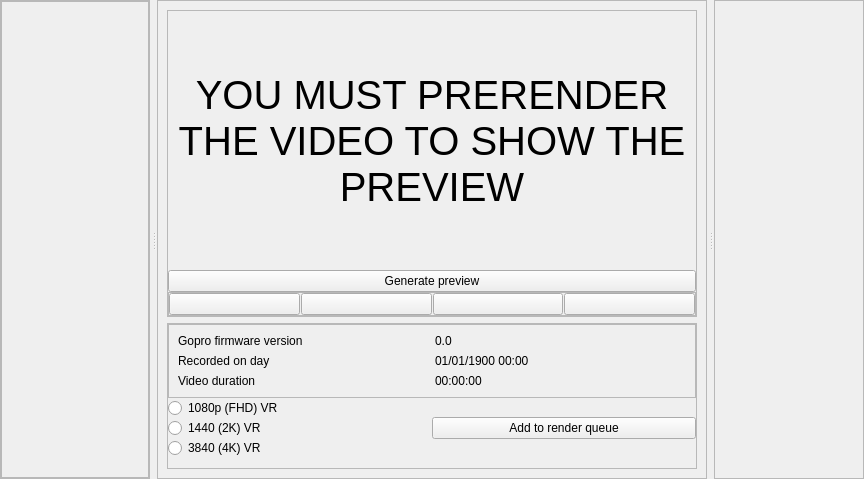
Qt form panes/editorpane.ui (victormac3000/Fusion_ffmpeg_studio) before a commit.
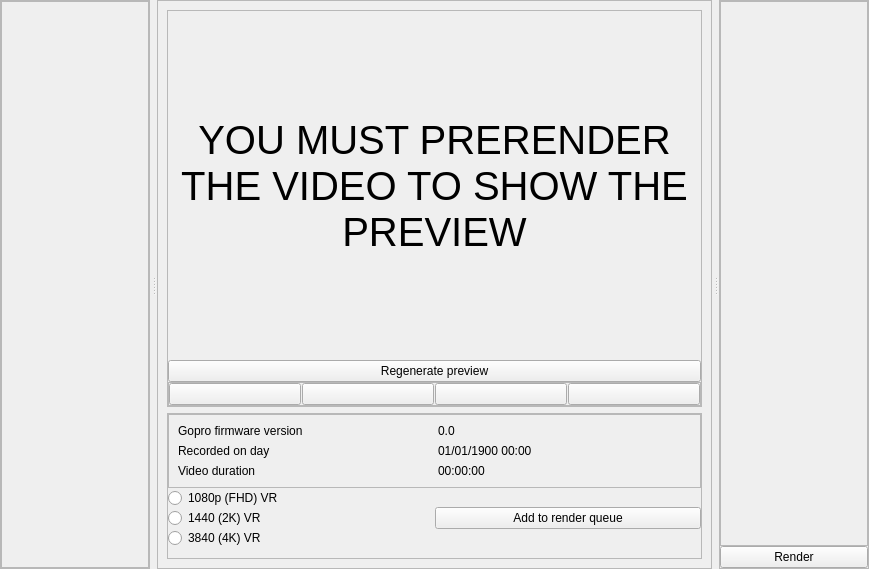
The same form after that commit. Icons and pictures are not drawn.

Commit message: Working basic queue system

```diff
--- a/panes/editorpane.ui
+++ b/panes/editorpane.ui
@@ -6,8 +6,8 @@
    <rect>
     <x>0</x>
     <y>0</y>
-    <width>864</width>
-    <height>479</height>
+    <width>869</width>
+    <height>569</height>
    </rect>
   </property>
   <property name="windowTitle">
@@ -83,7 +83,7 @@
             <x>0</x>
             <y>0</y>
             <width>146</width>
-            <height>475</height>
+            <height>565</height>
            </rect>
           </property>
           <layout class="QVBoxLayout" name="verticalLayout_6">
@@ -219,7 +219,7 @@
                   <item>
                    <widget class="QPushButton" name="generate_preview_button">
                     <property name="text">
-                     <string>Generate preview</string>
+                     <string>Regenerate preview</string>
                     </property>
                    </widget>
                   </item>
@@ -482,7 +482,57 @@
       <property name="frameShadow">
        <enum>QFrame::Raised</enum>
       </property>
-      <layout class="QVBoxLayout" name="verticalLayout_3"/>
+      <layout class="QVBoxLayout" name="verticalLayout_3" stretch="10,0">
+       <property name="spacing">
+        <number>0</number>
+       </property>
+       <property name="leftMargin">
+        <number>0</number>
+       </property>
+       <property name="topMargin">
+        <number>0</number>
+       </property>
+       <property name="rightMargin">
+        <number>0</number>
+       </property>
+       <property name="bottomMargin">
+        <number>0</number>
+       </property>
+       <item>
+        <widget class="QScrollArea" name="render_queue_scoll_area">
+         <property name="widgetResizable">
+          <bool>true</bool>
+         </property>
+         <widget class="QWidget" name="render_queue_scoll_area_widget">
+          <property name="geometry">
+           <rect>
+            <x>0</x>
+            <y>0</y>
+            <width>146</width>
+            <height>533</height>
+           </rect>
+          </property>
+         </widget>
+        </widget>
+       </item>
+       <item>
+        <layout class="QVBoxLayout" name="verticalLayout_12">
+         <property name="spacing">
+          <number>0</number>
+         </property>
+         <property name="bottomMargin">
+          <number>0</number>
+         </property>
+         <item>
+          <widget class="QPushButton" name="render_button">
+           <property name="text">
+            <string>Render</string>
+           </property>
+          </widget>
+         </item>
+        </layout>
+       </item>
+      </layout>
      </widget>
     </widget>
    </item>
```
The commit also changes 21 other files.
